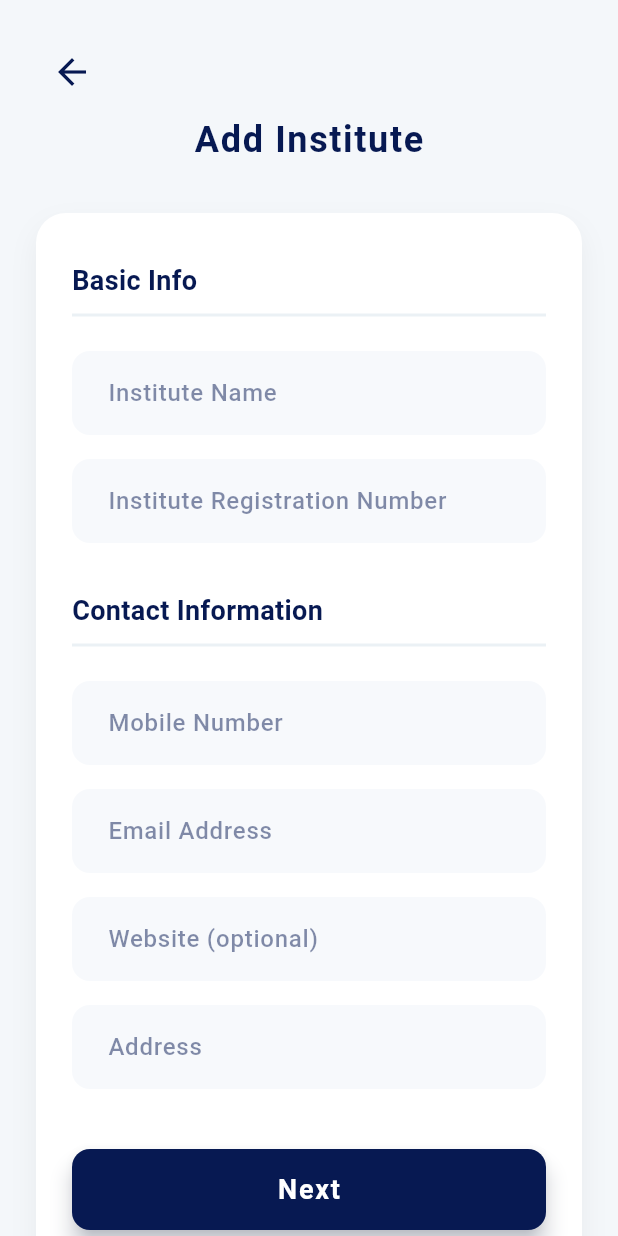
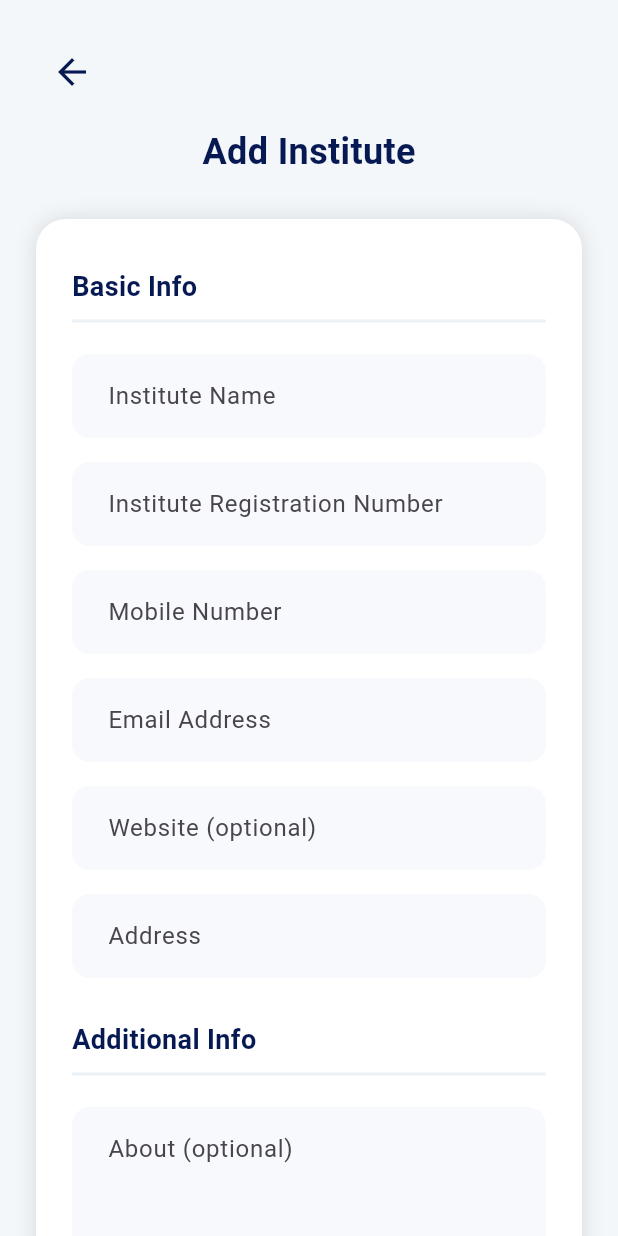
Before and after one commit to reservebly/medichive_admin_algorina, a Flutter app: the AddInstitutePage screen opened by its route, on a phone screen of 412 x 824 dp. Run offline on Flutter 3.47's test engine with Material 3 defaults, Android fonts, the phone set to English and light mode, and no system bars; Roboto replaces fonts that are missing (Arial).

Commit message:
institute list and add institute completed

```diff
--- a/lib/add_institute1.dart
+++ b/lib/add_institute1.dart
@@ -1,210 +1,199 @@
 import 'package:flutter/material.dart';
+import 'package:http/http.dart' as http;
+import 'dart:convert';
 
 class AddInstitutePage extends StatefulWidget {
-  const AddInstitutePage({super.key});
+  const AddInstitutePage({Key? key}) : super(key: key);
 
   @override
   State<AddInstitutePage> createState() => _AddInstitutePageState();
 }
 
 class _AddInstitutePageState extends State<AddInstitutePage> {
-  final TextEditingController instituteNameController = TextEditingController();
-  final TextEditingController registrationNumberController = TextEditingController();
-  final TextEditingController mobileController = TextEditingController();
+  final TextEditingController nameController = TextEditingController();
+  final TextEditingController registerNumberController =
+      TextEditingController();
+  final TextEditingController phoneController = TextEditingController();
   final TextEditingController emailController = TextEditingController();
   final TextEditingController websiteController = TextEditingController();
   final TextEditingController addressController = TextEditingController();
+  final TextEditingController aboutController = TextEditingController();
+  final TextEditingController certificateController = TextEditingController();
 
-  void _showError(String message) {
+  final Color darkBlue = const Color(0xFF071952);
+  final _formKey = GlobalKey<FormState>();
+
+  void _showSnack(String message, {bool isError = false}) {
     ScaffoldMessenger.of(context).showSnackBar(
-      SnackBar(content: Text(message), backgroundColor: Colors.red.shade700),
+      SnackBar(
+        content: Text(message),
+        backgroundColor: isError ? Colors.red.shade700 : Colors.green,
+      ),
     );
   }
 
-  bool _validateInputs() {
-    if (instituteNameController.text.trim().isEmpty) {
-      _showError('Institute Name is required');
-      return false;
+  Future<void> _submitForm() async {
+    if (!_formKey.currentState!.validate()) return;
+
+    final url = Uri.parse('http://10.10.3.132:3000/institute');
+
+    final Map<String, String> body = {
+      "name": nameController.text.trim(),
+      "registerNumber": registerNumberController.text.trim(),
+      "telephoneNumber": phoneController.text.trim(),
+      "email": emailController.text.trim(),
+      "address": addressController.text.trim(),
+      "website": websiteController.text.trim(),
+      "about": aboutController.text.trim(),
+      "certificate": certificateController.text.trim(),
+    };
+
+    try {
+      final response = await http.post(
+        url,
+        headers: {'Content-Type': 'application/json'},
+        body: jsonEncode(body),
+      );
+
+      if (response.statusCode == 201 || response.statusCode == 200) {
+        _showSnack("Institute created successfully!");
+        Navigator.pop(context); // or navigate to success screen
+      } else {
+        _showSnack(
+          "Failed to create institute: ${response.body}",
+          isError: true,
+        );
       }
-    if (registrationNumberController.text.trim().isEmpty) {
-      _showError('Institute Registration Number is required');
-      return false;
+    } catch (e) {
+      _showSnack("Error: $e", isError: true);
     }
-    final mobile = mobileController.text.trim();
-    if (mobile.isEmpty) {
-      _showError('Mobile Number is required');
-      return false;
-    }
-    if (!RegExp(r'^\d{10}$').hasMatch(mobile)) {
-      _showError('Mobile Number must be exactly 10 digits');
-      return false;
-    }
-    final email = emailController.text.trim();
-    if (email.isEmpty) {
-      _showError('Email Address is required');
-      return false;
-    }
-    final emailRegex = RegExp(r'^[^@\s]+@[^@\s]+\.[^@\s]+$');
-    if (!emailRegex.hasMatch(email)) {
-      _showError('Enter a valid Email Address');
-      return false;
-    }
-    if (addressController.text.trim().isEmpty) {
-      _showError('Address is required');
-      return false;
-    }
-    return true;
   }
 
   @override
   void dispose() {
-    instituteNameController.dispose();
-    registrationNumberController.dispose();
-    mobileController.dispose();
+    nameController.dispose();
+    registerNumberController.dispose();
+    phoneController.dispose();
     emailController.dispose();
     websiteController.dispose();
     addressController.dispose();
+    aboutController.dispose();
+    certificateController.dispose();
     super.dispose();
   }
 
   @override
   Widget build(BuildContext context) {
-    const darkBlue = Color(0xFF071952);
     return Scaffold(
       backgroundColor: const Color(0xFFF4F7FA),
       body: SafeArea(
         child: SingleChildScrollView(
           padding: const EdgeInsets.symmetric(horizontal: 24, vertical: 24),
+          child: Form(
+            key: _formKey,
             child: Column(
               crossAxisAlignment: CrossAxisAlignment.start,
               children: [
-              // Back Arrow Only
                 IconButton(
-                icon: const Icon(Icons.arrow_back, color: darkBlue, size: 28),
+                  icon: const Icon(
+                    Icons.arrow_back,
+                    size: 28,
+                    color: Color(0xFF071952),
+                  ),
                   onPressed: () => Navigator.pop(context),
-                splashRadius: 24,
                 ),
-
-              const SizedBox(height: 4),
+                const SizedBox(height: 12),
                 Center(
                   child: Text(
                     'Add Institute',
                     style: TextStyle(
-                    fontWeight: FontWeight.w700,
                       fontSize: 24,
+                      fontWeight: FontWeight.bold,
                       color: darkBlue,
-                    letterSpacing: 1.1,
                     ),
                   ),
                 ),
+                const SizedBox(height: 28),
+                _buildCard(),
+              ],
+            ),
+          ),
+        ),
+      ),
+    );
+  }
 
-              const SizedBox(height: 32),
-
-              // Card container for form
-              Container(
+  Widget _buildCard() {
+    return Container(
       padding: const EdgeInsets.symmetric(horizontal: 24, vertical: 32),
       decoration: BoxDecoration(
         color: Colors.white,
         borderRadius: BorderRadius.circular(20),
-                  boxShadow: [
-                    BoxShadow(
-                      color: Colors.black.withOpacity(0.05),
-                      blurRadius: 15,
-                      offset: const Offset(0, 8),
-                    ),
-                  ],
+        boxShadow: [BoxShadow(color: Colors.black12, blurRadius: 12)],
       ),
       child: Column(
         crossAxisAlignment: CrossAxisAlignment.start,
         children: [
-                    const Text(
-                      'Basic Info',
-                      style: TextStyle(
-                        fontWeight: FontWeight.w700,
-                        fontSize: 18,
-                        color: darkBlue,
-                      ),
-                    ),
-                    const Divider(height: 20, thickness: 2, color: Color(0xFFEBF1F5)),
-
-                    const SizedBox(height: 14),
+          _sectionTitle('Basic Info'),
           _buildTextField(
+            nameController,
             'Institute Name',
-                      controller: instituteNameController,
-                      darkBlue: darkBlue,
+            validator: _requiredValidator,
           ),
           const SizedBox(height: 16),
           _buildTextField(
+            registerNumberController,
             'Institute Registration Number',
-                      controller: registrationNumberController,
-                      darkBlue: darkBlue,
-                    ),
-
-                    const SizedBox(height: 32),
-
-                    const Text(
-                      'Contact Information',
-                      style: TextStyle(
-                        fontWeight: FontWeight.w700,
-                        fontSize: 18,
-                        color: darkBlue,
-                      ),
-                    ),
-                    const Divider(height: 20, thickness: 2, color: Color(0xFFEBF1F5)),
-
-                    const SizedBox(height: 14),
-                    _buildTextField(
-                      'Mobile Number',
-                      controller: mobileController,
-                      keyboardType: TextInputType.phone,
-                      darkBlue: darkBlue,
+            validator: _requiredValidator,
           ),
           const SizedBox(height: 16),
           _buildTextField(
-                      'Email Address',
-                      controller: emailController,
-                      keyboardType: TextInputType.emailAddress,
-                      darkBlue: darkBlue,
+            phoneController,
+            'Mobile Number',
+            keyboardType: TextInputType.phone,
+            validator: _phoneValidator,
           ),
           const SizedBox(height: 16),
           _buildTextField(
-                      'Website (optional)',
-                      controller: websiteController,
-                      darkBlue: darkBlue,
+            emailController,
+            'Email Address',
+            keyboardType: TextInputType.emailAddress,
+            validator: _emailValidator,
           ),
           const SizedBox(height: 16),
+          _buildTextField(websiteController, 'Website (optional)'),
+          const SizedBox(height: 16),
           _buildTextField(
+            addressController,
             'Address',
-                      controller: addressController,
-                      darkBlue: darkBlue,
+            validator: _requiredValidator,
           ),
-
-                    const SizedBox(height: 40),
-
+          const SizedBox(height: 28),
+          _sectionTitle('Additional Info'),
+          _buildTextField(aboutController, 'About (optional)', maxLines: 3),
+          const SizedBox(height: 16),
+          _buildTextField(
+            certificateController,
+            'Certificate (optional)',
+            maxLines: 2,
+          ),
+          const SizedBox(height: 32),
           SizedBox(
             width: double.infinity,
             height: 54,
             child: ElevatedButton(
+              onPressed: _submitForm,
               style: ElevatedButton.styleFrom(
                 backgroundColor: darkBlue,
-                          elevation: 6,
-                          shadowColor: darkBlue.withOpacity(0.6),
                 shape: RoundedRectangleBorder(
                   borderRadius: BorderRadius.circular(12),
                 ),
-                          padding: const EdgeInsets.symmetric(vertical: 14),
               ),
-                        onPressed: () {
-                          if (_validateInputs()) {
-                            Navigator.pushNamed(context, '/instituteForm');
-                          }
-                        },
               child: const Text(
-                          'Next',
+                'Create Institute',
                 style: TextStyle(
                   fontSize: 18,
-                            fontWeight: FontWeight.w700,
-                            letterSpacing: 1.2,
+                  fontWeight: FontWeight.w600,
                   color: Colors.white,
                 ),
               ),
@@ -212,35 +201,48 @@ class _AddInstitutePageState extends State<AddInstitutePage> {
           ),
         ],
       ),
-              ),
-            ],
-          ),
-        ),
-      ),
     );
   }
 
-  static Widget _buildTextField(
+  Widget _sectionTitle(String text) {
+    return Column(
+      crossAxisAlignment: CrossAxisAlignment.start,
+      children: [
+        Text(
+          text,
+          style: TextStyle(
+            fontSize: 18,
+            fontWeight: FontWeight.w700,
+            color: darkBlue,
+          ),
+        ),
+        const Divider(height: 20, thickness: 2, color: Color(0xFFEBF1F5)),
+        const SizedBox(height: 12),
+      ],
+    );
+  }
+
+  Widget _buildTextField(
+    TextEditingController controller,
     String hintText, {
-    TextEditingController? controller,
     TextInputType keyboardType = TextInputType.text,
-    required Color darkBlue,
+    int maxLines = 1,
+    String? Function(String?)? validator,
   }) {
-    return TextField(
+    return TextFormField(
       controller: controller,
       keyboardType: keyboardType,
-      style: TextStyle(color: darkBlue, fontSize: 16, fontWeight: FontWeight.w500),
+      maxLines: maxLines,
+      validator: validator,
       decoration: InputDecoration(
         hintText: hintText,
-        hintStyle: TextStyle(color: darkBlue.withOpacity(0.5)),
         filled: true,
         fillColor: const Color(0xFFF7F9FC),
-        contentPadding: const EdgeInsets.symmetric(horizontal: 20, vertical: 16),
+        contentPadding: const EdgeInsets.symmetric(
+          horizontal: 20,
+          vertical: 16,
+        ),
         border: OutlineInputBorder(
-          borderRadius: BorderRadius.circular(12),
-          borderSide: BorderSide.none,
-        ),
-        enabledBorder: OutlineInputBorder(
           borderRadius: BorderRadius.circular(12),
           borderSide: BorderSide.none,
         ),
@@ -251,4 +253,23 @@ class _AddInstitutePageState extends State<AddInstitutePage> {
       ),
     );
   }
+
+  String? _requiredValidator(String? value) {
+    if (value == null || value.trim().isEmpty) return 'This field is required';
+    return null;
   }
+
+  String? _phoneValidator(String? value) {
+    if (value == null || value.trim().isEmpty)
+      return 'Phone number is required';
+    if (!RegExp(r'^\d{10}$').hasMatch(value)) return 'Enter a 10-digit number';
+    return null;
+  }
+
+  String? _emailValidator(String? value) {
+    if (value == null || value.trim().isEmpty) return 'Email is required';
+    if (!RegExp(r'^[^@\s]+@[^@\s]+\.[^@\s]+$').hasMatch(value))
+      return 'Enter a valid email';
+    return null;
+  }
+}
--- a/lib/institute1.dart
+++ b/lib/institute1.dart
@@ -21,7 +21,7 @@ class _InstituteListPageState extends State<InstituteListPage> {
   }
 
   Future<void> fetchInstitutes() async {
-    final url = Uri.parse('http://192.168.43.120:3000/institute');
+    final url = Uri.parse('http://10.10.3.132:3000/institute');
     final response = await http.get(url);
     if (response.statusCode == 200) {
       setState(() {
@@ -36,7 +36,7 @@ class _InstituteListPageState extends State<InstituteListPage> {
   }
 
   Future<void> deleteInstitute(String id) async {
-    final url = Uri.parse('http://192.168.43.120:3000/institute/$id');
+    final url = Uri.parse('http://10.10.3.132:3000/institute/$id');
     final response = await http.delete(url);
     if (response.statusCode == 200) {
       ScaffoldMessenger.of(context).showSnackBar(
@@ -61,7 +61,7 @@ class _InstituteListPageState extends State<InstituteListPage> {
   }
 
   Future<void> fetchAndNavigateToInstitute(String id) async {
-    final url = Uri.parse('http://192.168.43.120:3000/institute/$id');
+    final url = Uri.parse('http://10.10.3.132:3000/institute/$id');
     final response = await http.get(url);
     if (response.statusCode == 200) {
       final instituteDetails = json.decode(response.body);
```
Lines whose indentation alone changed are shown as unchanged.
